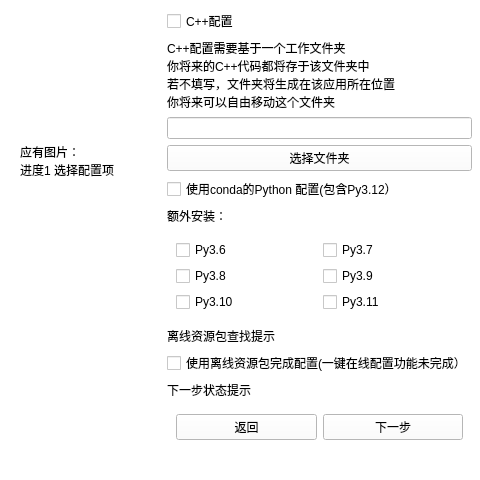
Gu-jq/VSCode_Helper, file VSCode_Helper/mainwindow.ui: the form before one commit.
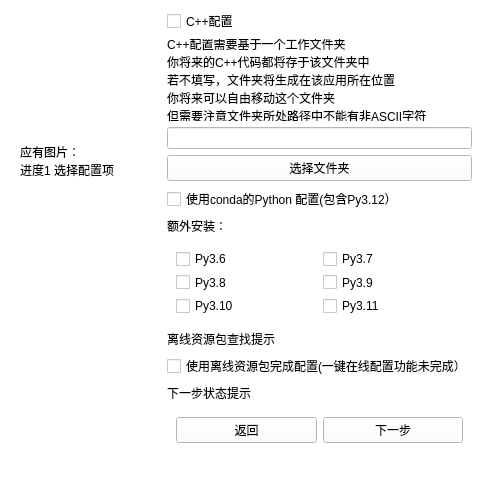
The form after the commit. The open tabs and pages were chosen to show the change. Icons and pictures are not drawn.

Patch:
```diff
--- a/VSCode_Helper/mainwindow.ui
+++ b/VSCode_Helper/mainwindow.ui
@@ -2622,7 +2622,8 @@
              <string>C++配置需要基于一个工作文件夹
 你将来的C++代码都将存于该文件夹中
 若不填写，文件夹将生成在该应用所在位置
-你将来可以自由移动这个文件夹</string>
+你将来可以自由移动这个文件夹
+但需要注意文件夹所处路径中不能有非ASCII字符</string>
             </property>
            </widget>
           </item>
```
